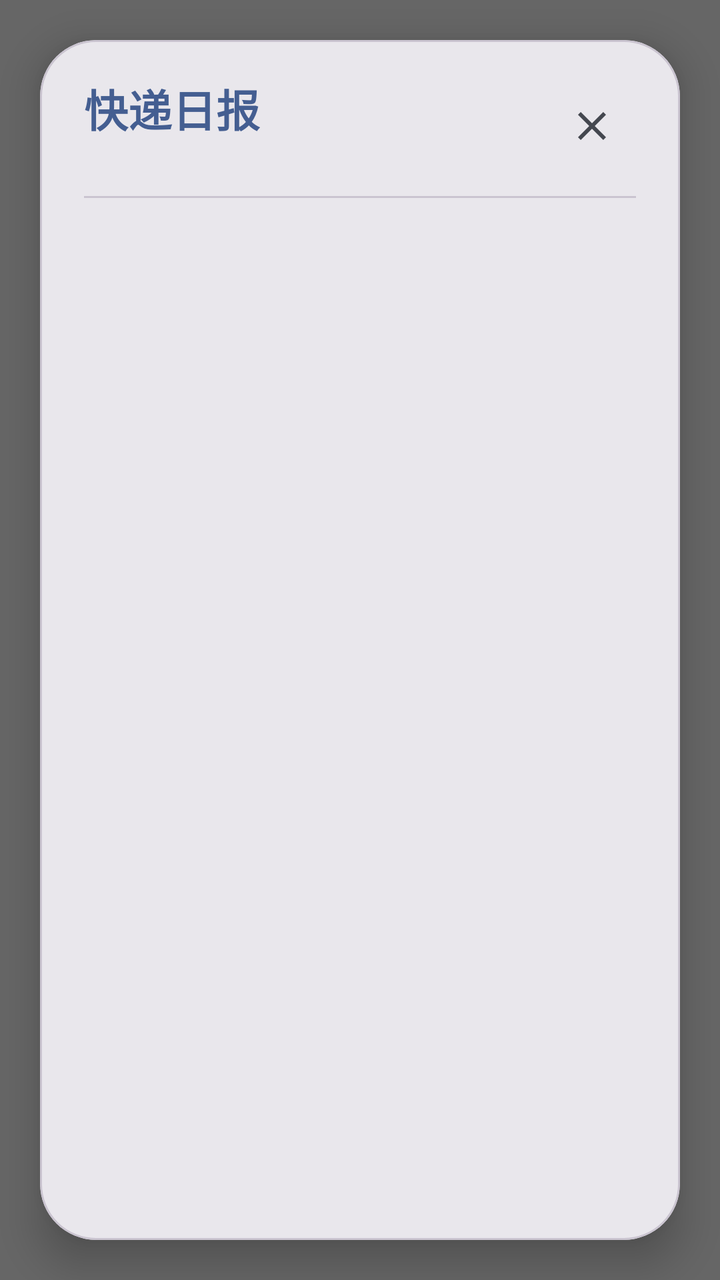
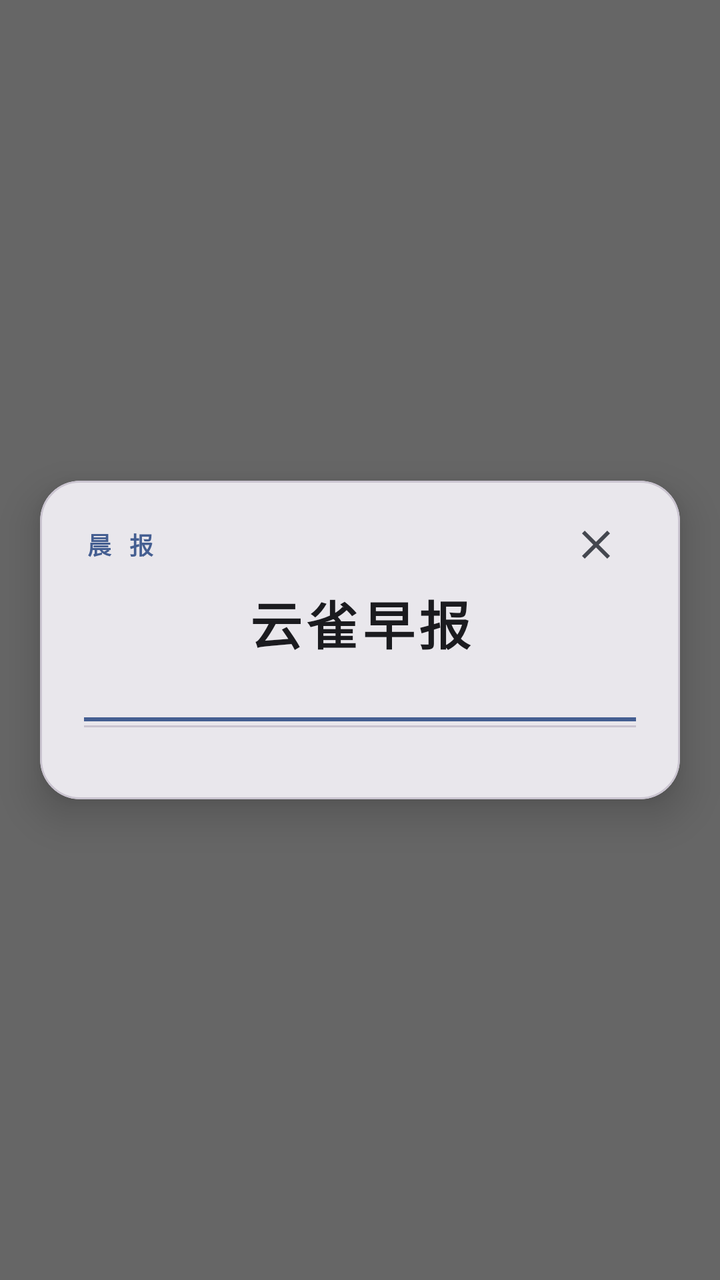

Screens rendered from an Android XML layout before and after an edit, with the pre-edit source and the edit as a unified diff.
<!-- AndroidManifest.xml: application theme Theme.ExpressAssistant -->
<!-- res/layout/report_overlay.xml -->
<?xml version="1.0" encoding="utf-8"?>
<FrameLayout xmlns:android="http://schemas.android.com/apk/res/android"
    xmlns:app="http://schemas.android.com/apk/res-auto"
    android:id="@+id/report_overlay"
    android:layout_width="match_parent"
    android:layout_height="match_parent"
    android:background="#99000000"
    android:clickable="true"
    android:focusable="true">

    <com.google.android.material.card.MaterialCardView
        android:id="@+id/report_card"
        android:layout_width="match_parent"
        android:layout_height="match_parent"
        android:layout_margin="20dp"
        app:cardBackgroundColor="?attr/colorSurfaceContainerHigh"
        app:cardCornerRadius="28dp"
        app:cardElevation="12dp">

        <LinearLayout
            android:layout_width="match_parent"
            android:layout_height="match_parent"
            android:orientation="vertical">

            <LinearLayout
                android:layout_width="match_parent"
                android:layout_height="wrap_content"
                android:gravity="center_vertical"
                android:orientation="horizontal"
                android:paddingHorizontal="22dp"
                android:paddingTop="18dp"
                android:paddingBottom="10dp">

                <LinearLayout
                    android:layout_width="0dp"
                    android:layout_height="wrap_content"
                    android:layout_weight="1"
                    android:orientation="vertical">

                    <TextView
                        android:layout_width="wrap_content"
                        android:layout_height="wrap_content"
                        android:text="快递日报"
                        android:textAppearance="@style/TextAppearance.Material3.TitleLarge"
                        android:textColor="?attr/colorPrimary"
                        android:textStyle="bold" />

                    <TextView
                        android:id="@+id/report_time"
                        android:layout_width="wrap_content"
                        android:layout_height="wrap_content"
                        android:textColor="?attr/colorOnSurfaceVariant"
                        android:textSize="13sp" />
                </LinearLayout>

                <ImageButton
                    android:id="@+id/report_close"
                    android:layout_width="44dp"
                    android:layout_height="44dp"
                    android:background="?attr/selectableItemBackgroundBorderless"
                    android:contentDescription="关闭"
                    android:src="@drawable/ic_close" />
            </LinearLayout>

            <View
                android:layout_width="match_parent"
                android:layout_height="1dp"
                android:layout_marginHorizontal="22dp"
                android:background="?attr/colorOutlineVariant" />

            <ScrollView
                android:layout_width="match_parent"
                android:layout_height="0dp"
                android:layout_weight="1"
                android:padding="22dp"
                android:scrollbars="vertical">

                <TextView
                    android:id="@+id/report_text"
                    android:layout_width="match_parent"
                    android:layout_height="wrap_content"
                    android:lineSpacingExtra="4dp"
                    android:textAppearance="@style/TextAppearance.Material3.BodyMedium"
                    android:textColor="?attr/colorOnSurface"
                    android:textIsSelectable="true" />
            </ScrollView>
        </LinearLayout>
    </com.google.android.material.card.MaterialCardView>
</FrameLayout>
<!-- resources referenced by this layout -->
<resources>
  <!-- drawable ic_close (drawable) -->
  <vector xmlns:android="http://schemas.android.com/apk/res/android"
      android:width="24dp"
      android:height="24dp"
      android:viewportWidth="24"
      android:viewportHeight="24">
      <path
          android:fillColor="?attr/colorControlNormal"
          android:pathData="M19,6.41L17.59,5 12,10.59 6.41,5 5,6.41 10.59,12 5,17.59 6.41,19 12,13.41 17.59,19 19,17.59 13.41,12z" />
  </vector>
  <style name="Theme.ExpressAssistant" parent="Theme.Material3.DynamicColors.DayNight.NoActionBar">
          <item name="android:windowBackground">@color/window_background</item>
          <item name="android:statusBarColor">@android:color/transparent</item>
          <item name="android:navigationBarColor">@android:color/transparent</item>
          <item name="android:windowLightStatusBar">true</item>
          <item name="android:windowLightNavigationBar">true</item>
      </style>
  <color name="window_background">#FFFFFF</color>
</resources>

<!-- the commit's change to res/layout/report_overlay.xml (unified diff, before → after) -->
@@ -11,10 +11,11 @@
     <com.google.android.material.card.MaterialCardView
         android:id="@+id/report_card"
         android:layout_width="match_parent"
-        android:layout_height="match_parent"
+        android:layout_height="wrap_content"
+        android:layout_gravity="center"
         android:layout_margin="20dp"
         app:cardBackgroundColor="?attr/colorSurfaceContainerHigh"
-        app:cardCornerRadius="28dp"
+        app:cardCornerRadius="20dp"
         app:cardElevation="12dp">
 
         <LinearLayout
@@ -25,64 +26,89 @@
             <LinearLayout
                 android:layout_width="match_parent"
                 android:layout_height="wrap_content"
-                android:gravity="center_vertical"
-                android:orientation="horizontal"
+                android:orientation="vertical"
                 android:paddingHorizontal="22dp"
-                android:paddingTop="18dp"
-                android:paddingBottom="10dp">
+                android:paddingTop="12dp">
 
                 <LinearLayout
-                    android:layout_width="0dp"
+                    android:layout_width="match_parent"
                     android:layout_height="wrap_content"
-                    android:layout_weight="1"
-                    android:orientation="vertical">
+                    android:gravity="center_vertical"
+                    android:orientation="horizontal">
 
                     <TextView
-                        android:layout_width="wrap_content"
+                        android:layout_width="0dp"
                         android:layout_height="wrap_content"
-                        android:text="快递日报"
-                        android:textAppearance="@style/TextAppearance.Material3.TitleLarge"
+                        android:layout_weight="1"
+                        android:letterSpacing="0.25"
+                        android:text="晨 报"
                         android:textColor="?attr/colorPrimary"
+                        android:textSize="12sp"
                         android:textStyle="bold" />
 
-                    <TextView
-                        android:id="@+id/report_time"
-                        android:layout_width="wrap_content"
-                        android:layout_height="wrap_content"
-                        android:textColor="?attr/colorOnSurfaceVariant"
-                        android:textSize="13sp" />
+                    <ImageButton
+                        android:id="@+id/report_close"
+                        android:layout_width="40dp"
+                        android:layout_height="40dp"
+                        android:background="?attr/selectableItemBackgroundBorderless"
+                        android:contentDescription="关闭"
+                        android:src="@drawable/ic_close" />
                 </LinearLayout>
 
-                <ImageButton
-                    android:id="@+id/report_close"
-                    android:layout_width="44dp"
-                    android:layout_height="44dp"
-                    android:background="?attr/selectableItemBackgroundBorderless"
-                    android:contentDescription="关闭"
-                    android:src="@drawable/ic_close" />
+                <TextView
+                    android:layout_width="match_parent"
+                    android:layout_height="wrap_content"
+                    android:gravity="center"
+                    android:letterSpacing="0.08"
+                    android:text="云雀早报"
+                    android:textAppearance="?attr/textAppearanceTitleLarge"
+                    android:textColor="?attr/colorOnSurface"
+                    android:textSize="26sp"
+                    android:textStyle="bold" />
+
+                <TextView
+                    android:id="@+id/report_dateline"
+                    android:layout_width="match_parent"
+                    android:layout_height="wrap_content"
+                    android:gravity="center"
+                    android:letterSpacing="0.05"
+                    android:textColor="?attr/colorOnSurfaceVariant"
+                    android:textSize="12sp" />
             </LinearLayout>
 
-            <View
+            <LinearLayout
                 android:layout_width="match_parent"
-                android:layout_height="1dp"
-                android:layout_marginHorizontal="22dp"
-                android:background="?attr/colorOutlineVariant" />
+                android:layout_height="wrap_content"
+                android:orientation="vertical"
+                android:paddingHorizontal="22dp"
+                android:paddingTop="12dp">
+
+                <View
+                    android:layout_width="match_parent"
+                    android:layout_height="2dp"
+                    android:background="?attr/colorPrimary" />
+
+                <View
+                    android:layout_width="match_parent"
+                    android:layout_height="1dp"
+                    android:layout_marginTop="2dp"
+                    android:background="?attr/colorOutlineVariant" />
+            </LinearLayout>
 
             <ScrollView
                 android:layout_width="match_parent"
-                android:layout_height="0dp"
-                android:layout_weight="1"
-                android:padding="22dp"
+                android:layout_height="wrap_content"
+                android:maxHeight="480dp"
+                android:paddingHorizontal="22dp"
+                android:paddingTop="14dp"
+                android:paddingBottom="22dp"
                 android:scrollbars="vertical">
 
-                <TextView
-                    android:id="@+id/report_text"
+                <LinearLayout
+                    android:id="@+id/report_sections"
                     android:layout_width="match_parent"
                     android:layout_height="wrap_content"
-                    android:lineSpacingExtra="4dp"
-                    android:textAppearance="@style/TextAppearance.Material3.BodyMedium"
-                    android:textColor="?attr/colorOnSurface"
-                    android:textIsSelectable="true" />
+                    android:orientation="vertical" />
             </ScrollView>
         </LinearLayout>
     </com.google.android.material.card.MaterialCardView>
<!-- resource entries referenced after the edit -->
@@ -16,7 +16,17 @@
           <item name="android:navigationBarColor">@android:color/transparent</item>
           <item name="android:windowLightStatusBar">true</item>
           <item name="android:windowLightNavigationBar">true</item>
+          <item name="surfaceBackground">@drawable/theme_surface_plain</item>
       </style>
   <color name="window_background">#FFFFFF</color>
+  <!-- drawable theme_surface_plain (drawable) -->
+  <?xml version="1.0" encoding="utf-8"?>
+  <layer-list xmlns:android="http://schemas.android.com/apk/res/android">
+      <item>
+          <shape android:shape="rectangle">
+              <solid android:color="?attr/colorSurface" />
+          </shape>
+      </item>
+  </layer-list>
 </resources>
 
